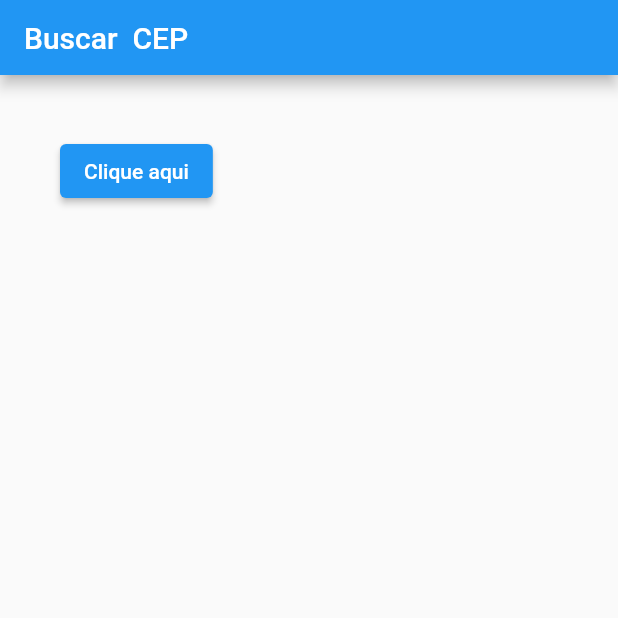
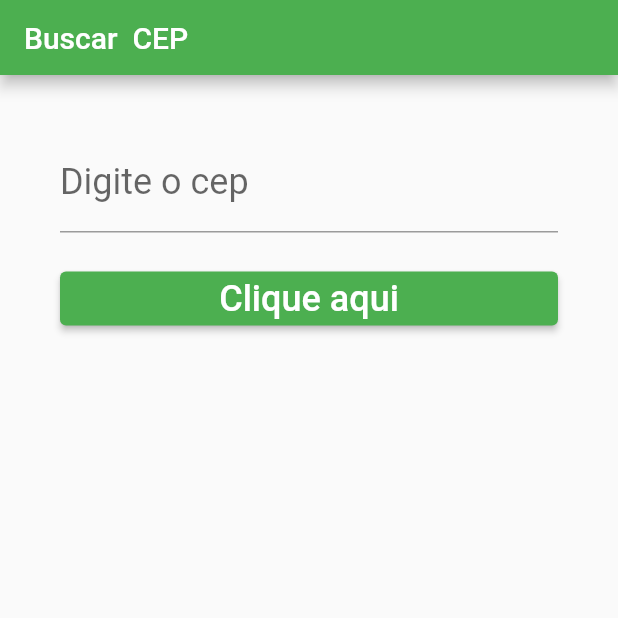
Before and after one commit to petersongit/consumo-servico, a Flutter app: the screen it shows after launch, after a tap on "Clique aqui", on a phone screen of 412 x 824 dp, the top half of it. Run offline on Flutter 3.47's test engine with Material 2 defaults, Android fonts, the phone set to English and light mode, and no system bars; network calls fail.

Commit message:
finalizado o app

```diff
--- a/lib/AppBarCEP.dart
+++ b/lib/AppBarCEP.dart
@@ -7,6 +7,7 @@ class AppBarCEP extends StatelessWidget implements PreferredSizeWidget {
   Widget build(BuildContext context) {
     return AppBar(
       title: Text('Buscar  CEP'),
+      backgroundColor: Colors.green,
     );
   }
 
--- a/lib/BodyBuscarCEP.dart
+++ b/lib/BodyBuscarCEP.dart
@@ -10,15 +10,40 @@ class BodyBuscarCEP extends StatefulWidget {
 }
 
 class _BodyBuscarCEPState extends State<BodyBuscarCEP> {
+  String _resultado = '';
+  TextEditingController _cepController = TextEditingController();
+
   @override
   Widget build(BuildContext context) {
     return Container(
       padding: EdgeInsets.all(40),
       child: Column(
+        crossAxisAlignment: CrossAxisAlignment.stretch,
         children: [
+          TextField(
+            keyboardType: TextInputType.number,
+            controller: _cepController,
+            decoration: InputDecoration(
+                labelText: 'Digite o cep',
+                labelStyle: TextStyle(fontSize: 24),
+                //hintStyle: TextStyle(color: Colors.green),
+                // border: OutlineInputBorder(borderSide: BorderSide(color: Colors.green)),
+                focusedBorder: UnderlineInputBorder(
+                    borderSide: BorderSide(color: Colors.black))),
+          ),
+          Padding(padding: EdgeInsets.only(top: 20)),
           ElevatedButton(
             onPressed: _buscarCEP,
-            child: Text('Clique aqui'),
+            child: Text(
+              'Clique aqui',
+              style: TextStyle(fontSize: 24),
+            ),
+            style: ElevatedButton.styleFrom(primary: Colors.green),
+          ),
+          Padding(padding: EdgeInsets.only(top: 20)),
+          Text(
+            _resultado,
+            style: TextStyle(fontSize: 24),
           )
         ],
       ),
@@ -26,21 +51,30 @@ class _BodyBuscarCEPState extends State<BodyBuscarCEP> {
   }
 
   void _buscarCEP() async {
-    String cep = '08560200';
-
-    Uri url  = Uri.parse('https://viacep.com.br/ws/${cep}/json/');
+    Uri url;
     http.Response response;
-
-    response = await http.get(url);
     Map<String, dynamic> retorno;
 
+    String _logradouro;
+    String _localidade;
+    String _uf;
+
+    url = Uri.parse('https://viacep.com.br/ws/${_cepController.text}/json/');
+    response = await http.get(url);
     retorno = json.decode(response.body);
+
+    _logradouro = retorno['logradouro'];
+    _localidade = retorno['localidade'];
+    _uf = retorno['uf'];
+
+    setState(() {
+      this._resultado = '$_logradouro, $_localidade, $_uf';
+    });
 
     //print('Status: ${response.statusCode}');
     //print('Body: ${response.body}');
     print(retorno['logradouro']);
     print(retorno['localidade']);
-    print(retorno['uf']);
-
+    print(retorno['localidade']);
   }
 }
```
Also changed, not shown: 1 other file.
